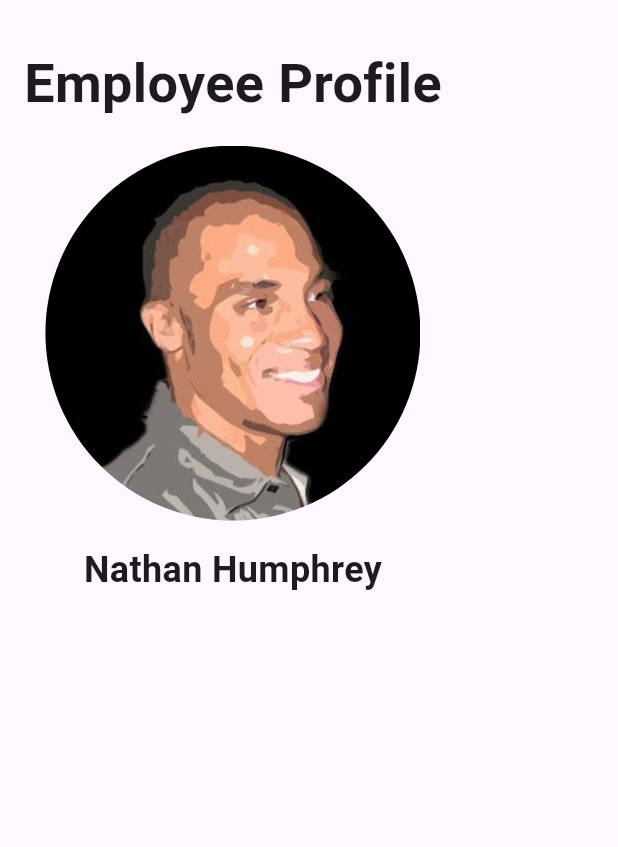
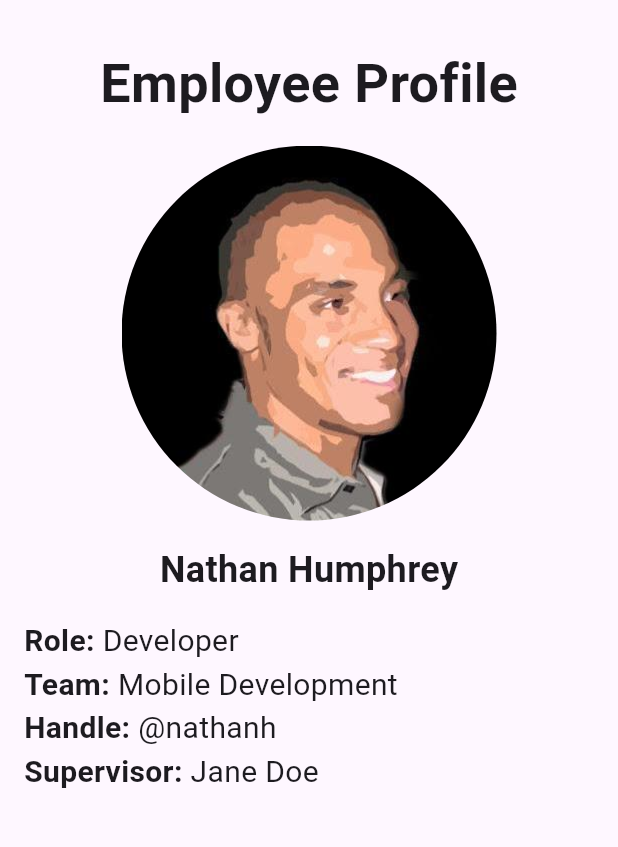
Before and after one commit to DMIT-2504/dmit2504-1233-workbook-nathanhumphrey, a Flutter app: the screen it shows after launch, on a phone screen of 412 x 824 dp, the part 63-910 px from its top. Run offline on Flutter 3.47's test engine with Material 3 defaults, Android fonts, the light colour scheme and no system bars.

Commit message:
Update profile to include details

```diff
--- a/week_02_profile_demo/lib/main.dart
+++ b/week_02_profile_demo/lib/main.dart
@@ -36,10 +36,10 @@
                 ),
               ),
             ),
-            // const ProfileDetail('Role', 'Developer'),
-            // const ProfileDetail('Team', 'Mobile Development'),
-            // const ProfileDetail('Handle', '@nathanh'),
-            // const ProfileDetail('Supervisor', 'Jane Doe'),
+            const ProfileDetail('Role', 'Developer'),
+            const ProfileDetail('Team', 'Mobile Development'),
+            const ProfileDetail('Handle', '@nathanh'),
+            const ProfileDetail('Supervisor', 'Jane Doe'),
           ],
         ),
       ),
```
